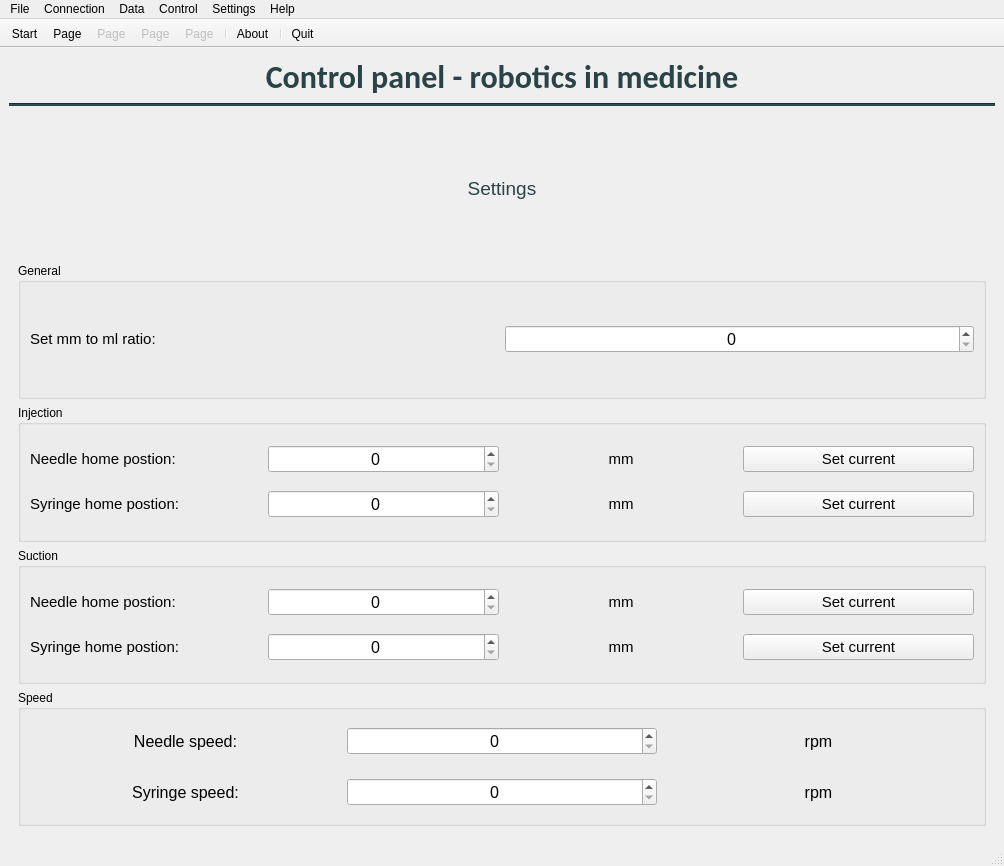
The window that Main/GUI_INZ_Main_project/mainwindow.ui (mgmike1011/INZ-GUI) describes before a commit, drawn with Qt 5.
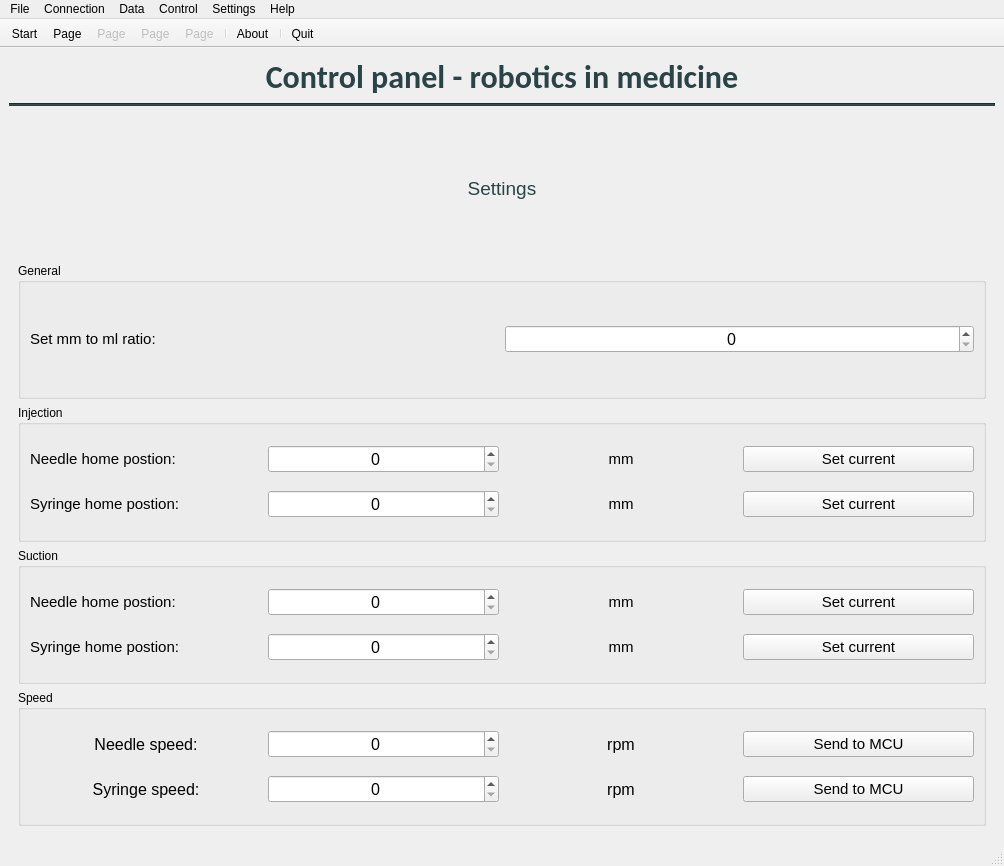
The same window after the commit. Icons and pictures are not drawn.

Commit message: Settings page + about dialog added

Diff of the .ui file:
```diff
--- a/Main/GUI_INZ_Main_project/mainwindow.ui
+++ b/Main/GUI_INZ_Main_project/mainwindow.ui
@@ -3307,6 +3307,9 @@
                <property name="alignment">
                 <set>Qt::AlignCenter</set>
                </property>
+               <property name="maximum">
+                <number>1000</number>
+               </property>
               </widget>
              </item>
              <item>
@@ -3324,6 +3327,21 @@
                </property>
               </widget>
              </item>
+             <item>
+              <widget class="QPushButton" name="SendToMCUNeedleSpeedPushButton">
+               <property name="font">
+                <font>
+                 <pointsize>11</pointsize>
+                </font>
+               </property>
+               <property name="cursor">
+                <cursorShape>PointingHandCursor</cursorShape>
+               </property>
+               <property name="text">
+                <string>Send to MCU</string>
+               </property>
+              </widget>
+             </item>
             </layout>
            </item>
            <item>
@@ -3353,6 +3371,9 @@
                <property name="alignment">
                 <set>Qt::AlignCenter</set>
                </property>
+               <property name="maximum">
+                <number>1000</number>
+               </property>
               </widget>
              </item>
              <item>
@@ -3370,6 +3391,21 @@
                </property>
               </widget>
              </item>
+             <item>
+              <widget class="QPushButton" name="SendToMCUSyringeSpeedPushButton">
+               <property name="font">
+                <font>
+                 <pointsize>11</pointsize>
+                </font>
+               </property>
+               <property name="cursor">
+                <cursorShape>PointingHandCursor</cursorShape>
+               </property>
+               <property name="text">
+                <string>Send to MCU</string>
+               </property>
+              </widget>
+             </item>
             </layout>
            </item>
           </layout>
```
Left out of the diff: 32 changed lines with no effect on the pictures. The commit also changes 6 other files.
